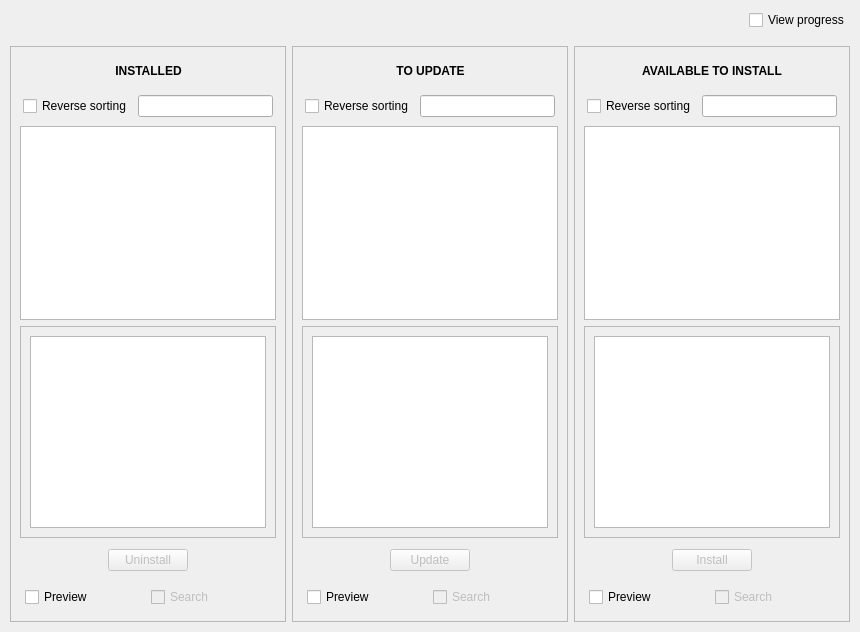
The window that src/mainwindowview.ui (juliagoda/pak-gui) describes before a commit, drawn with Qt 5.
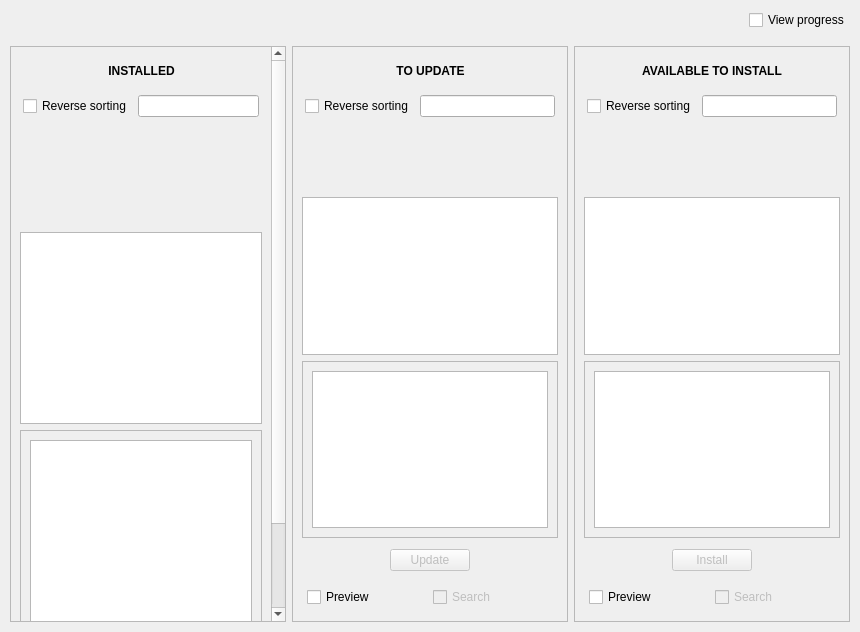
The same window after the commit.

Commit message: Added spinning animation

Diff of the .ui file:
```diff
--- a/src/mainwindowview.ui
+++ b/src/mainwindowview.ui
@@ -101,7 +101,7 @@
             <x>0</x>
             <y>0</y>
             <width>260</width>
-            <height>581</height>
+            <height>702</height>
            </rect>
           </property>
           <layout class="QVBoxLayout" name="verticalLayout">
@@ -194,6 +194,76 @@
              </item>
             </layout>
            </item>
+           <item>
+            <widget class="QWidget" name="remove_spinning_widget" native="true">
+             <layout class="QVBoxLayout" name="verticalLayout_8">
+              <property name="leftMargin">
+               <number>0</number>
+              </property>
+              <property name="topMargin">
+               <number>0</number>
+              </property>
+              <property name="rightMargin">
+               <number>0</number>
+              </property>
+              <property name="bottomMargin">
+               <number>0</number>
+              </property>
+              <item>
+               <layout class="QVBoxLayout" name="verticalLayout_7">
+                <property name="leftMargin">
+                 <number>3</number>
+                </property>
+                <property name="topMargin">
+                 <number>3</number>
+                </property>
+                <property name="rightMargin">
+                 <number>3</number>
+                </property>
+                <property name="bottomMargin">
+                 <number>3</number>
+                </property>
+                <item>
+                 <spacer name="verticalSpacer">
+                  <property name="orientation">
+                   <enum>Qt::Vertical</enum>
+                  </property>
+                  <property name="sizeHint" stdset="0">
+                   <size>
+                    <width>20</width>
+                    <height>40</height>
+                   </size>
+                  </property>
+                 </spacer>
+                </item>
+                <item>
+                 <widget class="QLabel" name="remove_spinning_label">
+                  <property name="text">
+                   <string/>
+                  </property>
+                  <property name="alignment">
+                   <set>Qt::AlignCenter</set>
+                  </property>
+                 </widget>
+                </item>
+                <item>
+                 <spacer name="verticalSpacer_2">
+                  <property name="orientation">
+                   <enum>Qt::Vertical</enum>
+                  </property>
+                  <property name="sizeHint" stdset="0">
+                   <size>
+                    <width>20</width>
+                    <height>40</height>
+                   </size>
+                  </property>
+                 </spacer>
+                </item>
+               </layout>
+              </item>
+             </layout>
+            </widget>
+           </item>
            <item>
             <widget class="QListWidget" name="installed_packages_list"/>
            </item>
@@ -415,6 +485,76 @@
              </item>
             </layout>
            </item>
+           <item>
+            <widget class="QWidget" name="update_spinning_widget" native="true">
+             <layout class="QVBoxLayout" name="verticalLayout_13">
+              <property name="leftMargin">
+               <number>0</number>
+              </property>
+              <property name="topMargin">
+               <number>0</number>
+              </property>
+              <property name="rightMargin">
+               <number>0</number>
+              </property>
+              <property name="bottomMargin">
+               <number>0</number>
+              </property>
+              <item>
+               <layout class="QVBoxLayout" name="verticalLayout_12">
+                <property name="leftMargin">
+                 <number>3</number>
+                </property>
+                <property name="topMargin">
+                 <number>3</number>
+                </property>
+                <property name="rightMargin">
+                 <number>3</number>
+                </property>
+                <property name="bottomMargin">
+                 <number>3</number>
+                </property>
+                <item>
+                 <spacer name="verticalSpacer_3">
+                  <property name="orientation">
+                   <enum>Qt::Vertical</enum>
+                  </property>
+                  <property name="sizeHint" stdset="0">
+                   <size>
+                    <width>20</width>
+                    <height>40</height>
+                   </size>
+                  </property>
+                 </spacer>
+                </item>
+                <item>
+                 <widget class="QLabel" name="update_spinning_label">
+                  <property name="text">
+                   <string/>
+                  </property>
+                  <property name="alignment">
+                   <set>Qt::AlignCenter</set>
+                  </property>
+                 </widget>
+                </item>
+                <item>
+                 <spacer name="verticalSpacer_4">
+                  <property name="orientation">
+                   <enum>Qt::Vertical</enum>
+                  </property>
+                  <property name="sizeHint" stdset="0">
+                   <size>
+                    <width>20</width>
+                    <height>40</height>
+                   </size>
+                  </property>
+                 </spacer>
+                </item>
+               </layout>
+              </item>
+             </layout>
+            </widget>
+           </item>
            <item>
             <widget class="QListWidget" name="packages_to_update_list"/>
            </item>
@@ -429,7 +569,7 @@
                 <x>0</x>
                 <y>0</y>
                 <width>254</width>
-                <height>205</height>
+                <height>166</height>
                </rect>
               </property>
               <layout class="QVBoxLayout" name="verticalLayout_5">
@@ -636,6 +776,76 @@
              </item>
             </layout>
            </item>
+           <item>
+            <widget class="QWidget" name="installation_spinning_widget" native="true">
+             <layout class="QVBoxLayout" name="verticalLayout_15">
+              <property name="leftMargin">
+               <number>0</number>
+              </property>
+              <property name="topMargin">
+               <number>0</number>
+              </property>
+              <property name="rightMargin">
+               <number>0</number>
+              </property>
+              <property name="bottomMargin">
+               <number>0</number>
+              </property>
+              <item>
+               <layout class="QVBoxLayout" name="verticalLayout_14">
+                <property name="leftMargin">
+                 <number>3</number>
+                </property>
+                <property name="topMargin">
+                 <number>3</number>
+                </property>
+                <property name="rightMargin">
+                 <number>3</number>
+                </property>
+                <property name="bottomMargin">
+                 <number>3</number>
+                </property>
+                <item>
+                 <spacer name="verticalSpacer_5">
+                  <property name="orientation">
+                   <enum>Qt::Vertical</enum>
+                  </property>
+                  <property name="sizeHint" stdset="0">
+                   <size>
+                    <width>20</width>
+                    <height>40</height>
+                   </size>
+                  </property>
+                 </spacer>
+                </item>
+                <item>
+                 <widget class="QLabel" name="installation_spinning_label">
+                  <property name="text">
+                   <string/>
+                  </property>
+                  <property name="alignment">
+                   <set>Qt::AlignCenter</set>
+                  </property>
+                 </widget>
+                </item>
+                <item>
+                 <spacer name="verticalSpacer_6">
+                  <property name="orientation">
+                   <enum>Qt::Vertical</enum>
+                  </property>
+                  <property name="sizeHint" stdset="0">
+                   <size>
+                    <width>20</width>
+                    <height>40</height>
+                   </size>
+                  </property>
+                 </spacer>
+                </item>
+               </layout>
+              </item>
+             </layout>
+            </widget>
+           </item>
            <item>
             <widget class="QListWidget" name="available_packages_list"/>
            </item>
@@ -650,7 +860,7 @@
                 <x>0</x>
                 <y>0</y>
                 <width>254</width>
-                <height>205</height>
+                <height>166</height>
                </rect>
               </property>
               <layout class="QVBoxLayout" name="verticalLayout_6">
```
Left out of the diff: 64 changed lines with no effect on the pictures. The commit also changes 7 other files.
